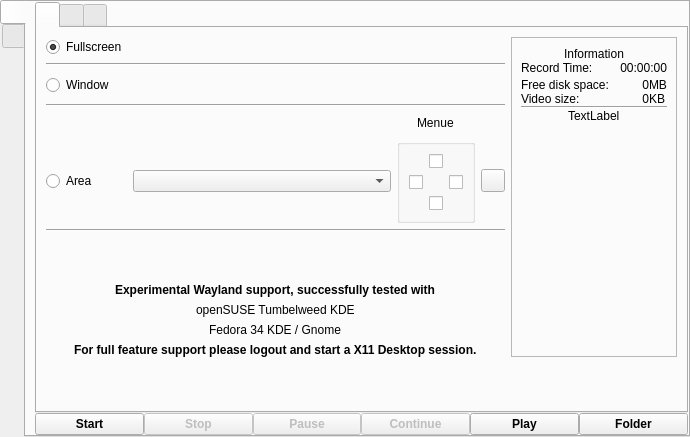
Before: the Qt Designer form src/wayland/formMainWindow_wl.ui in vkohaupt/vokoscreenNG, drawn with Qt 5.
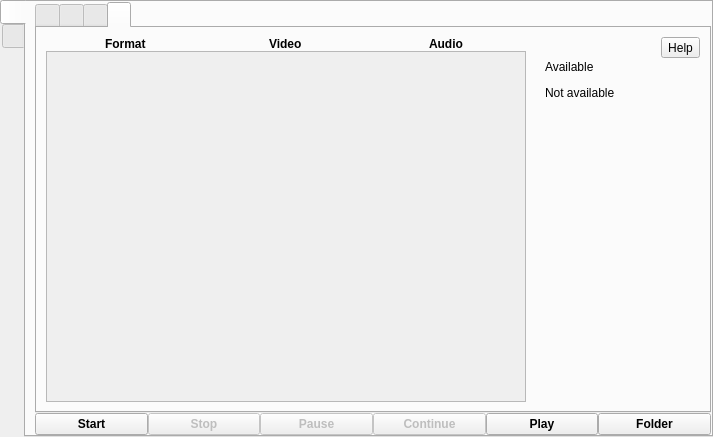
After: the same form once the commit is applied. Icons and pictures are not drawn.

Commit message: Wayland: new source for container

Diff of the .ui file:
```diff
--- a/src/wayland/formMainWindow_wl.ui
+++ b/src/wayland/formMainWindow_wl.ui
@@ -6,7 +6,7 @@
    <rect>
     <x>0</x>
     <y>0</y>
-    <width>690</width>
+    <width>713</width>
     <height>437</height>
    </rect>
   </property>
@@ -68,7 +68,7 @@
         <item>
          <widget class="QTabWidget" name="tabWidgetScreencast">
           <property name="currentIndex">
-           <number>0</number>
+           <number>3</number>
           </property>
           <property name="iconSize">
            <size>
@@ -118,7 +118,7 @@
                    </font>
                   </property>
                   <property name="text">
-                   <string notr="true">Experimental Wayland support, successfully tested with</string>
+                   <string notr="true">This experimental Wayland support is continuously developed, tested with</string>
                   </property>
                  </widget>
                 </item>
@@ -573,6 +573,242 @@
             </item>
            </layout>
           </widget>
+          <widget class="QWidget" name="tabAvailable">
+           <attribute name="icon">
+            <iconset resource="../screencast.qrc">
+             <normaloff>:/pictures/screencast/supported-formats.png</normaloff>:/pictures/screencast/supported-formats.png</iconset>
+           </attribute>
+           <attribute name="title">
+            <string/>
+           </attribute>
+           <layout class="QHBoxLayout" name="horizontalLayout_5" stretch="1,0,0">
+            <item>
+             <layout class="QVBoxLayout" name="verticalLayout_19">
+              <property name="spacing">
+               <number>0</number>
+              </property>
+              <item>
+               <layout class="QGridLayout" name="gridLayout_7">
+                <item row="0" column="0" alignment="Qt::AlignHCenter">
+                 <widget class="QLabel" name="label_24">
+                  <property name="font">
+                   <font>
+                    <weight>75</weight>
+                    <bold>true</bold>
+                   </font>
+                  </property>
+                  <property name="text">
+                   <string notr="true">Format</string>
+                  </property>
+                 </widget>
+                </item>
+                <item row="0" column="1" alignment="Qt::AlignHCenter">
+                 <widget class="QLabel" name="label_25">
+                  <property name="font">
+                   <font>
+                    <weight>75</weight>
+                    <bold>true</bold>
+                   </font>
+                  </property>
+                  <property name="text">
+                   <string notr="true">Video</string>
+                  </property>
+                 </widget>
+                </item>
+                <item row="0" column="2" alignment="Qt::AlignHCenter">
+                 <widget class="QLabel" name="label_26">
+                  <property name="font">
+                   <font>
+                    <weight>75</weight>
+                    <bold>true</bold>
+                   </font>
+                  </property>
+                  <property name="text">
+                   <string notr="true">Audio</string>
+                  </property>
+                 </widget>
+                </item>
+               </layout>
+              </item>
+              <item>
+               <widget class="QScrollArea" name="scrollAreaAvailable">
+                <property name="minimumSize">
+                 <size>
+                  <width>0</width>
+                  <height>100</height>
+                 </size>
+                </property>
+                <property name="widgetResizable">
+                 <bool>true</bool>
+                </property>
+                <widget class="QWidget" name="scrollAreaWidgetContentsAvailable">
+                 <property name="geometry">
+                  <rect>
+                   <x>0</x>
+                   <y>0</y>
+                   <width>387</width>
+                   <height>292</height>
+                  </rect>
+                 </property>
+                 <layout class="QGridLayout" name="gridLayoutAvailable">
+                  <property name="leftMargin">
+                   <number>0</number>
+                  </property>
+                  <property name="spacing">
+                   <number>0</number>
+                  </property>
+                 </layout>
+                </widget>
+               </widget>
+              </item>
+             </layout>
+            </item>
+            <item>
+             <layout class="QVBoxLayout" name="verticalLayout_17">
+              <item>
+               <layout class="QVBoxLayout" name="verticalLayout_18">
+                <item>
+                 <widget class="QLabel" name="label_21">
+                  <property name="text">
+                   <string notr="true"/>
+                  </property>
+                 </widget>
+                </item>
+               </layout>
+              </item>
+              <item>
+               <layout class="QHBoxLayout" name="horizontalLayout_8">
+                <item>
+                 <widget class="QLabel" name="labelAvalible">
+                  <property name="maximumSize">
+                   <size>
+                    <width>16</width>
+                    <height>16</height>
+                   </size>
+                  </property>
+                  <property name="text">
+                   <string notr="true"/>
+                  </property>
+                  <property name="pixmap">
+                   <pixmap resource="../screencast.qrc">:/pictures/screencast/accept.png</pixmap>
+                  </property>
+                  <property name="scaledContents">
+                   <bool>true</bool>
+                  </property>
+                 </widget>
+                </item>
+                <item alignment="Qt::AlignLeft">
+                 <widget class="QLabel" name="label_22">
+                  <property name="text">
+                   <string notr="true">Available</string>
+                  </property>
+                 </widget>
+                </item>
+                <item>
+                 <spacer name="horizontalSpacer_7">
+                  <property name="orientation">
+                   <enum>Qt::Horizontal</enum>
+                  </property>
+                  <property name="sizeType">
+                   <enum>QSizePolicy::Expanding</enum>
+                  </property>
+                  <property name="sizeHint" stdset="0">
+                   <size>
+                    <width>40</width>
+                    <height>20</height>
+                   </size>
+                  </property>
+                 </spacer>
+                </item>
+               </layout>
+              </item>
+              <item>
+               <layout class="QHBoxLayout" name="horizontalLayout_11">
+                <item>
+                 <widget class="QLabel" name="labelNotAvailable">
+                  <property name="maximumSize">
+                   <size>
+                    <width>16</width>
+                    <height>16</height>
+                   </size>
+                  </property>
+                  <property name="text">
+                   <string notr="true"/>
+                  </property>
+                  <property name="pixmap">
+                   <pixmap resource="../screencast.qrc">:/pictures/screencast/missing.png</pixmap>
+                  </property>
+                  <property name="scaledContents">
+                   <bool>true</bool>
+                  </property>
+                 </widget>
+                </item>
+                <item>
+                 <widget class="QLabel" name="label_23">
+                  <property name="text">
+                   <string notr="true">Not available</string>
+                  </property>
+                 </widget>
+                </item>
+                <item>
+                 <spacer name="horizontalSpacer_25">
+                  <property name="orientation">
+                   <enum>Qt::Horizontal</enum>
+                  </property>
+                  <property name="sizeHint" stdset="0">
+                   <size>
+                    <width>40</width>
+                    <height>20</height>
+                   </size>
+                  </property>
+                 </spacer>
+                </item>
+               </layout>
+              </item>
+              <item>
+               <spacer name="verticalSpacer_9">
+                <property name="orientation">
+                 <enum>Qt::Vertical</enum>
+                </property>
+                <property name="sizeHint" stdset="0">
+                 <size>
+                  <width>20</width>
+                  <height>40</height>
+                 </size>
+                </property>
+               </spacer>
+              </item>
+             </layout>
+            </item>
+            <item>
+             <layout class="QVBoxLayout" name="verticalLayout_16">
+              <item>
+               <widget class="QToolButton" name="help_screencast_avalaible_3">
+                <property name="toolTip">
+                 <string notr="true"/>
+                </property>
+                <property name="text">
+                 <string notr="true">Help</string>
+                </property>
+               </widget>
+              </item>
+              <item>
+               <spacer name="verticalSpacer_8">
+                <property name="orientation">
+                 <enum>Qt::Vertical</enum>
+                </property>
+                <property name="sizeHint" stdset="0">
+                 <size>
+                  <width>20</width>
+                  <height>40</height>
+                 </size>
+                </property>
+               </spacer>
+              </item>
+             </layout>
+            </item>
+           </layout>
+          </widget>
          </widget>
         </item>
         <item>
```
Left out of the diff: 13 changed lines with no effect on the pictures. The commit also changes 9 other files.
